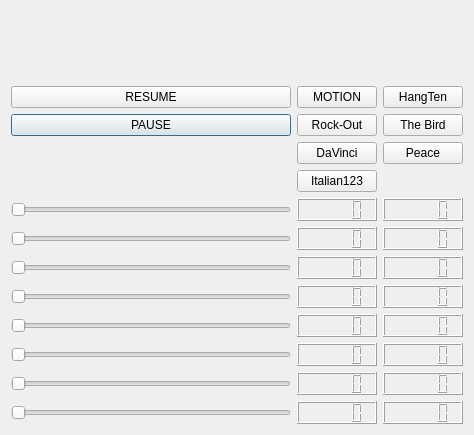
LeeRedden/bracchium, file code/handgui/src/CMakeQt.ui: the form before one commit.
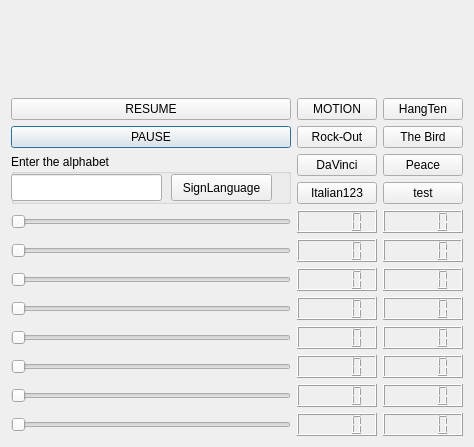
The form after the commit.

The edit to the form file:
```diff
--- a/code/handgui/src/CMakeQt.ui
+++ b/code/handgui/src/CMakeQt.ui
@@ -7,7 +7,7 @@
     <x>0</x>
     <y>0</y>
     <width>474</width>
-    <height>435</height>
+    <height>447</height>
    </rect>
   </property>
   <property name="windowTitle">
@@ -188,6 +188,43 @@
      </property>
     </widget>
    </item>
+   <item row="5" column="1" rowspan="2">
+    <widget class="QGroupBox" name="groupBox">
+     <property name="title">
+      <string>Enter the alphabet</string>
+     </property>
+     <widget class="QPushButton" name="abcButton">
+      <property name="geometry">
+       <rect>
+        <x>160</x>
+        <y>20</y>
+        <width>101</width>
+        <height>27</height>
+       </rect>
+      </property>
+      <property name="text">
+       <string>SignLanguage</string>
+      </property>
+     </widget>
+     <widget class="QLineEdit" name="abcInput">
+      <property name="geometry">
+       <rect>
+        <x>0</x>
+        <y>20</y>
+        <width>151</width>
+        <height>27</height>
+       </rect>
+      </property>
+     </widget>
+    </widget>
+   </item>
+   <item row="6" column="3">
+    <widget class="QPushButton" name="testButton">
+     <property name="text">
+      <string>test</string>
+     </property>
+    </widget>
+   </item>
   </layout>
  </widget>
  <resources/>
```
